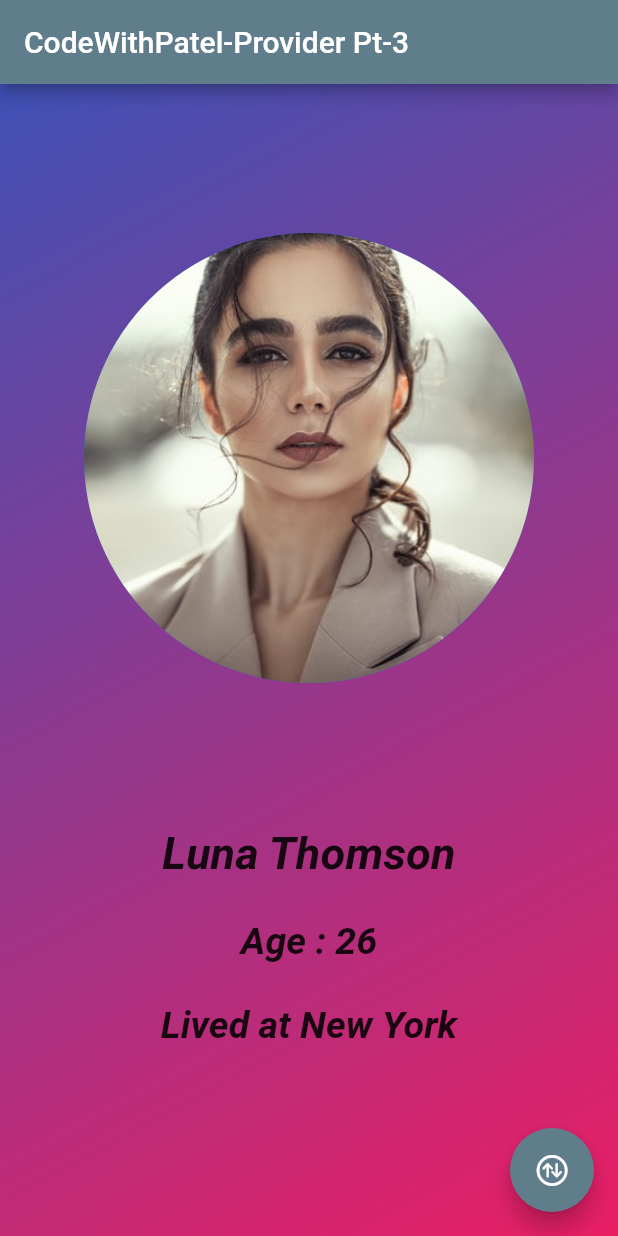
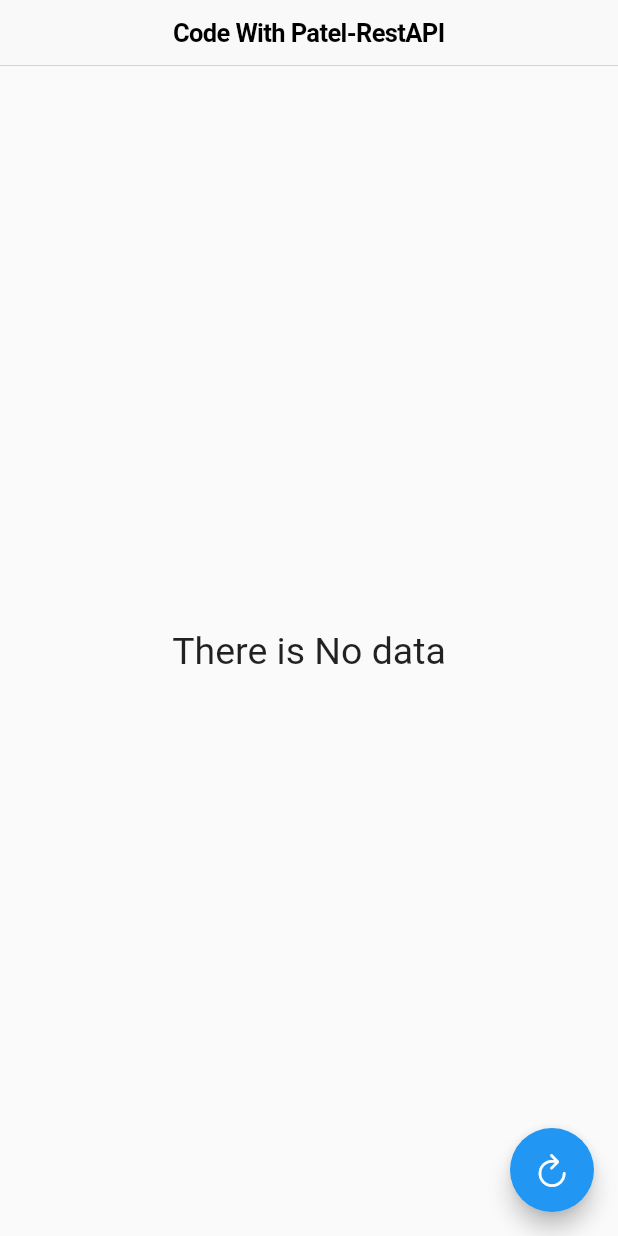
Before and after one commit to Code-With-Patel/Provider, a Flutter app: the screen it shows after launch, on a phone screen of 412 x 824 dp. Run offline on Flutter 3.47's test engine with Material 2 defaults, Android fonts, the phone set to English and light mode, and no system bars.

Commit message:
Provider with Api

```diff
--- a/lib/main.dart
+++ b/lib/main.dart
@@ -1,8 +1,5 @@
 import 'package:code_with_patel/state/app_state.dart';
-import 'package:code_with_patel/view/home_page.dart';
-import 'package:code_with_patel/view/home_state.dart';
-import 'package:code_with_patel/widget/first_page.dart';
-import 'package:code_with_patel/widget/second_page.dart';
+import 'package:code_with_patel/view/api_view.dart';
 import 'package:flutter/material.dart';
 import 'package:provider/provider.dart';
 
@@ -20,7 +17,7 @@ class MyApp extends StatelessWidget {
 
       child:const MaterialApp(
         debugShowCheckedModeBanner: false,
-        home: HomeState(),
+        home: ApiView(),
       ),
     );
   }
--- /dev/null
+++ b/lib/model/data_model.dart
@@ -0,0 +1,39 @@
+// To parse this JSON data, do
+//
+//     final dataModel = dataModelFromJson(jsonString);
+
+import 'dart:convert';
+
+List<DataModel> dataModelFromJson(String str) => List<DataModel>.from(
+    json.decode(str).map((x) => DataModel.fromJson(x)));
+
+String dataModelToJson(List<DataModel> data) =>
+    json.encode(List<dynamic>.from(data.map((x) => x.toJson())));
+
+class DataModel {
+  DataModel({
+    required this.userId,
+    required this.id,
+    required this.title,
+    required this.body,
+  });
+
+  int userId;
+  int id;
+  String title;
+  String body;
+
+  factory DataModel.fromJson(Map<String, dynamic> json) => DataModel(
+        userId: json["userId"],
+        id: json["id"],
+        title: json["title"],
+        body: json["body"],
+      );
+
+  Map<String, dynamic> toJson() => {
+        "userId": userId,
+        "id": id,
+        "title": title,
+        "body": body,
+      };
+}
--- a/lib/state/app_state.dart
+++ b/lib/state/app_state.dart
@@ -1,5 +1,6 @@
 import 'dart:async';
 
+import 'package:code_with_patel/model/data_model.dart';
 import 'package:flutter/cupertino.dart';
 
 class AppState extends ChangeNotifier {
@@ -45,4 +46,12 @@ class AppState extends ChangeNotifier {
     change = !change;
     notifyListeners();
   }
+
+  ///Provider working with Rest Api
+  List<DataModel> dataList = [];
+
+  void updateDataModel(List<DataModel> dataList) {
+    this.dataList = dataList;
+    notifyListeners();
+  }
 }
--- /dev/null
+++ b/lib/view/api_view.dart
@@ -0,0 +1,47 @@
+import 'package:code_with_patel/model/data_model.dart';
+import 'package:code_with_patel/state/app_state.dart';
+import 'package:code_with_patel/util/data_util.dart';
+import 'package:flutter/cupertino.dart';
+import 'package:flutter/material.dart';
+import 'package:provider/provider.dart';
+
+class ApiView extends StatelessWidget {
+  const ApiView({Key? key}) : super(key: key);
+
+  @override
+  Widget build(BuildContext context) {
+    var size = MediaQuery.of(context).size;
+    return Consumer<AppState>(
+      builder: (context, provider, child) {
+        return Scaffold(
+          floatingActionButton: FloatingActionButton(
+            child: const Icon(CupertinoIcons.refresh_thick),
+            onPressed: () async {
+              List<DataModel> data = await DataUtil().getData();
+              provider.updateDataModel(data);
+            },
+          ),
+          appBar: const CupertinoNavigationBar(
+            middle: Text("Code With Patel-RestAPI"),
+          ),
+          body: Container(
+            height: size.height -
+                const CupertinoNavigationBar().preferredSize.height,
+            width: size.width,
+            child: provider.dataList.isEmpty
+                ? Center(child: const Text("There is No data",style: TextStyle(fontSize: 25),))
+                : ListView.builder(
+                    itemBuilder: (context, index) {
+                      return ListTile(
+                        title: Text("${provider.dataList[index].title}"),
+                        leading: Text("${provider.dataList[index].id}"),
+                      );
+                    },
+                    itemCount: provider.dataList.length,
+                  ),
+          ),
+        );
+      },
+    );
+  }
+}
--- a/lib/view/home_state.dart
+++ b/lib/view/home_state.dart
@@ -13,7 +13,7 @@ class HomeState extends StatelessWidget {
     var appProvider=Provider.of<AppState>(context,listen: false);
     return Scaffold(
       floatingActionButton: FloatingActionButton(
-        child: Icon(CupertinoIcons.arrow_up_arrow_down_circle),
+        child:const Icon(CupertinoIcons.arrow_up_arrow_down_circle),
         onPressed: (){
         appProvider.updateWidget();
         },
--- a/pubspec.yaml
+++ b/pubspec.yaml
@@ -35,6 +35,7 @@ dependencies:
   # Use with the CupertinoIcons class for iOS style icons.
   cupertino_icons: ^1.0.2
   provider: ^6.0.1
+  http: ^0.13.4
 
 dev_dependencies:
   flutter_test:
```
Also changed, not shown: lib/util/data_util.dart (added, +32 -0 lines), pubspec.lock.
